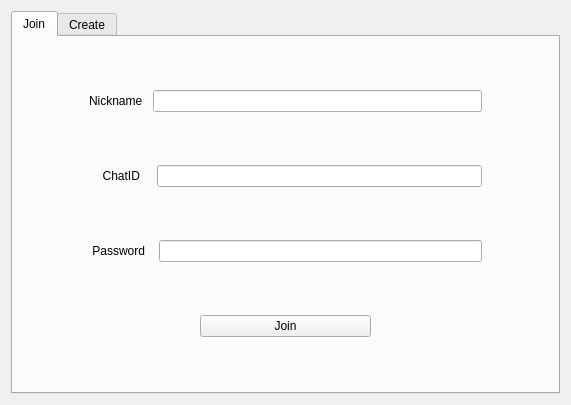
RapDoodle/PopChat, file src/client/entranceForm.ui: the form before one commit.
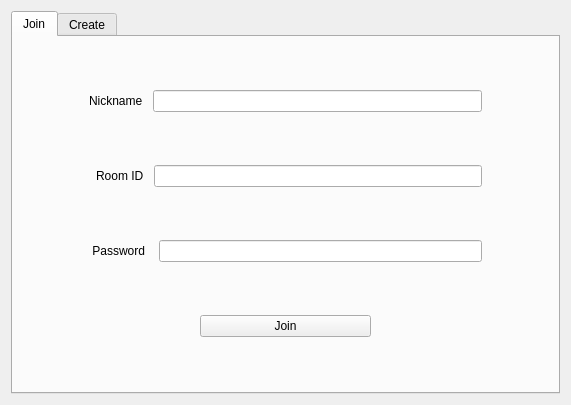
The form after the commit.

Diff of the .ui file:
```diff
--- a/src/client/entranceForm.ui
+++ b/src/client/entranceForm.ui
@@ -178,7 +178,7 @@
             </font>
            </property>
            <property name="text">
-            <string>  ChatID  </string>
+            <string>Room ID</string>
            </property>
           </widget>
          </item>
```
Left out of the diff: 2 changed lines with no effect on the pictures.
